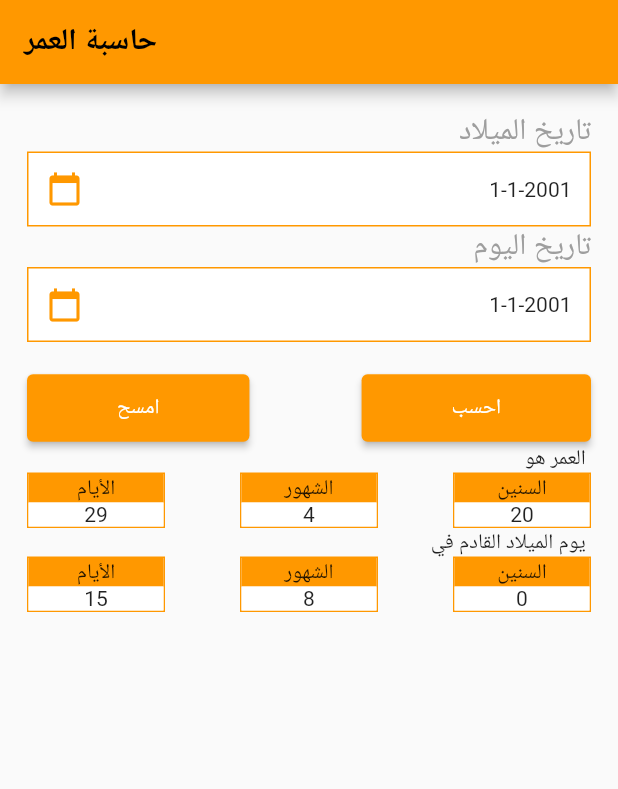
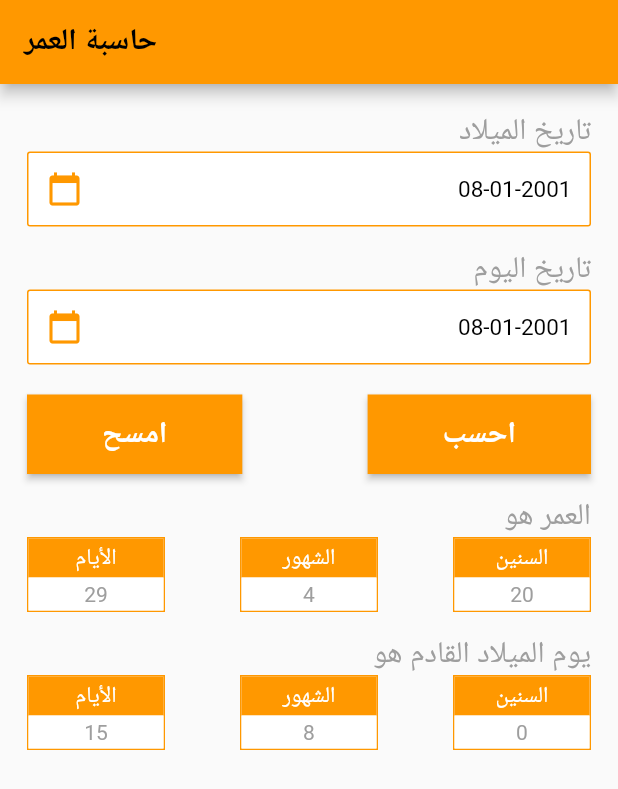
Before and after one commit to Mohamed-G2021/Age-Calculater, a Flutter app: the screen it shows after launch, on a phone screen of 412 x 824 dp. Shown: the top 789 px of the screen. Run offline on Flutter 3.47's test engine with Material 2 defaults, Android fonts, the phone set to English and light mode, and no system bars.

Commit message:
finished UI 90%

```diff
--- a/lib/main.dart
+++ b/lib/main.dart
@@ -1,4 +1,5 @@
 import 'package:flutter/material.dart';
+import 'package:flutter/rendering.dart';
 
 void main() {
   return runApp(MaterialApp(
@@ -29,10 +30,13 @@ class HomeScreen extends StatelessWidget {
             size: 20,
           ),
           DateContainer,
-          TextBuilder(
-            text: "تاريخ اليوم",
-            color: Colors.grey,
-            size: 20,
+          Padding(
+            padding: const EdgeInsets.only(top: 15.0),
+            child: TextBuilder(
+              text: "تاريخ اليوم",
+              color: Colors.grey,
+              size: 20,
+            ),
           ),
           DateContainer,
           Padding(
@@ -45,7 +49,14 @@ class HomeScreen extends StatelessWidget {
               ],
             ),
           ),
-          Text("العمر هو "),
+          Padding(
+            padding: const EdgeInsets.only(top: 15.0),
+            child: TextBuilder(
+              text: "العمر هو",
+              color: Colors.grey,
+              size: 20,
+            ),
+          ),
           Row(
             mainAxisAlignment: MainAxisAlignment.spaceBetween,
             children: [
@@ -54,7 +65,14 @@ class HomeScreen extends StatelessWidget {
               DateBox(type: "السنين", num: 20),
             ],
           ),
-          Text("يوم الميلاد القادم في "),
+          Padding(
+            padding: const EdgeInsets.only(top: 15.0),
+            child: TextBuilder(
+              text: "يوم الميلاد القادم هو",
+              color: Colors.grey,
+              size: 20,
+            ),
+          ),
           Row(
             mainAxisAlignment: MainAxisAlignment.spaceBetween,
             children: [
@@ -82,12 +100,22 @@ Widget Calendar_icon = Icon(Icons.calendar_today, color: Colors.orange);
 
 Widget DateContainer = Container(
     decoration: BoxDecoration(
-        color: Colors.white, border: Border.all(color: Colors.orange)),
+        color: Colors.white,
+        border: Border.all(color: Colors.orange),
+        borderRadius: BorderRadius.circular(2)),
     child: Padding(
       padding: const EdgeInsets.all(12.0),
       child: Row(
         mainAxisAlignment: MainAxisAlignment.spaceBetween,
-        children: [Calendar_icon, Text("1-1-2001")],
+        children: [
+          Calendar_icon,
+          TextBuilder(
+            text: '08-01-2001',
+            size: 15,
+            weight: FontWeight.w400,
+            color: Colors.black,
+          )
+        ],
       ),
     ));
 
@@ -98,13 +126,20 @@ class Button extends StatelessWidget {
   @override
   Widget build(BuildContext context) {
     return ElevatedButton(
-        child: Text(ButtonText.toString()),
+        child: Center(
+          child: Text(
+            ButtonText.toString(),
+            style: TextStyle(
+                color: Colors.white, fontSize: 20, fontWeight: FontWeight.bold),
+          ),
+        ),
         onPressed: () {
           debugPrint(onPressedText.toString());
         },
         style: ElevatedButton.styleFrom(
+            shape: RoundedRectangleBorder(),
             primary: Colors.orange,
-            padding: EdgeInsets.symmetric(horizontal: 60, vertical: 13)));
+            padding: EdgeInsets.symmetric(horizontal: 50, vertical: 13)));
   }
 }
 
@@ -121,11 +156,25 @@ class DateBox extends StatelessWidget {
           Container(
               width: 90,
               color: Colors.orange,
-              child: Center(child: Text(type.toString()))),
+              child: Center(
+                  child: Padding(
+                padding: const EdgeInsets.all(3.0),
+                child: Text(
+                  type.toString(),
+                  style: TextStyle(color: Colors.white, fontSize: 15),
+                ),
+              ))),
           Container(
               width: 90,
               color: Colors.white,
-              child: Center(child: Text(num.toString())))
+              child: Center(
+                  child: Padding(
+                padding: const EdgeInsets.all(3.0),
+                child: Text(
+                  num.toString(),
+                  style: TextStyle(color: Colors.grey, fontSize: 14),
+                ),
+              )))
         ],
       ),
     );
```
